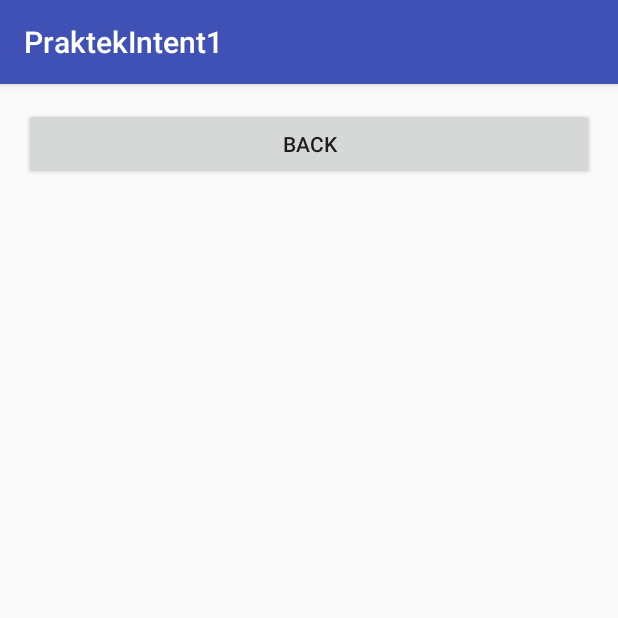
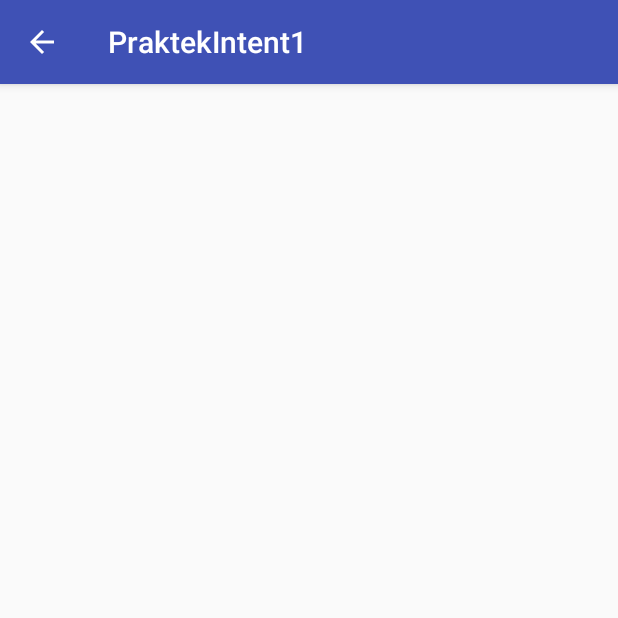
Before and after one commit to cikaandh/PraktekIntent1, an Android app: the HasilActivity screen opened directly, with no data from a screen before it, on a phone screen of 412 x 824 dp, the top half of it. Run offline under Robolectric (Android 15) with nearby library versions, the phone set to English and light mode, and no system bars.

Commit message:
onBackPressed Part 2

```diff
--- a/app/src/main/java/id/sch/smktelkom_mlg/learn/praktekintent1/HasilActivity.java
+++ b/app/src/main/java/id/sch/smktelkom_mlg/learn/praktekintent1/HasilActivity.java
@@ -2,6 +2,8 @@ package id.sch.smktelkom_mlg.learn.praktekintent1;
 
 import android.support.v7.app.AppCompatActivity;
 import android.os.Bundle;
+import android.view.Menu;
+import android.view.MenuItem;
 import android.view.View;
 
 public class HasilActivity extends AppCompatActivity {
@@ -11,15 +13,24 @@ public class HasilActivity extends AppCompatActivity {
         super.onCreate(savedInstanceState);
         setContentView(R.layout.activity_hasil);
 
-        findViewById(R.id.buttonBack).setOnClickListener(new View.OnClickListener() {
-            @Override
-            public void onClick(View v) {
-                OnBackPressed();
-            }
-        });
+        onOptionsItemSelected();
+
+        getSupportActionBar().setDisplayHomeAsUpEnabled(true);
     }
 
-    private void OnBackPressed() {
-        super.onBackPressed();
+    private void onOptionsItemSelected() {
+
     }
+
+    @Override
+    public boolean onOptionsItemSelected(MenuItem item) {
+        if(item.getItemId()==android.R.id.home)
+        {
+            onBackPressed();
+            return true;
+        }
+        return super.onOptionsItemSelected(item);
+    }
+
+
 }
--- a/app/src/main/java/id/sch/smktelkom_mlg/learn/praktekintent1/MainActivity.java
+++ b/app/src/main/java/id/sch/smktelkom_mlg/learn/praktekintent1/MainActivity.java
@@ -3,6 +3,7 @@ package id.sch.smktelkom_mlg.learn.praktekintent1;
 import android.content.Intent;
 import android.support.v7.app.AppCompatActivity;
 import android.os.Bundle;
+import android.view.MenuItem;
 import android.view.View;
 
 public class MainActivity extends AppCompatActivity {
@@ -20,4 +21,9 @@ public class MainActivity extends AppCompatActivity {
             }
         });
     }
+
+    @Override
+    public boolean onOptionsItemSelected(MenuItem item) {
+        return super.onOptionsItemSelected(item);
+    }
 }
--- a/app/src/main/res/layout/activity_hasil.xml
+++ b/app/src/main/res/layout/activity_hasil.xml
@@ -10,10 +10,4 @@
     android:orientation="vertical"
     tools:context="id.sch.smktelkom_mlg.learn.praktekintent1.HasilActivity">
 
-    <Button
-        android:layout_width="match_parent"
-        android:layout_height="wrap_content"
-        android:id="@+id/buttonBack"
-        android:text="Back"/>
-
 </LinearLayout>
```
